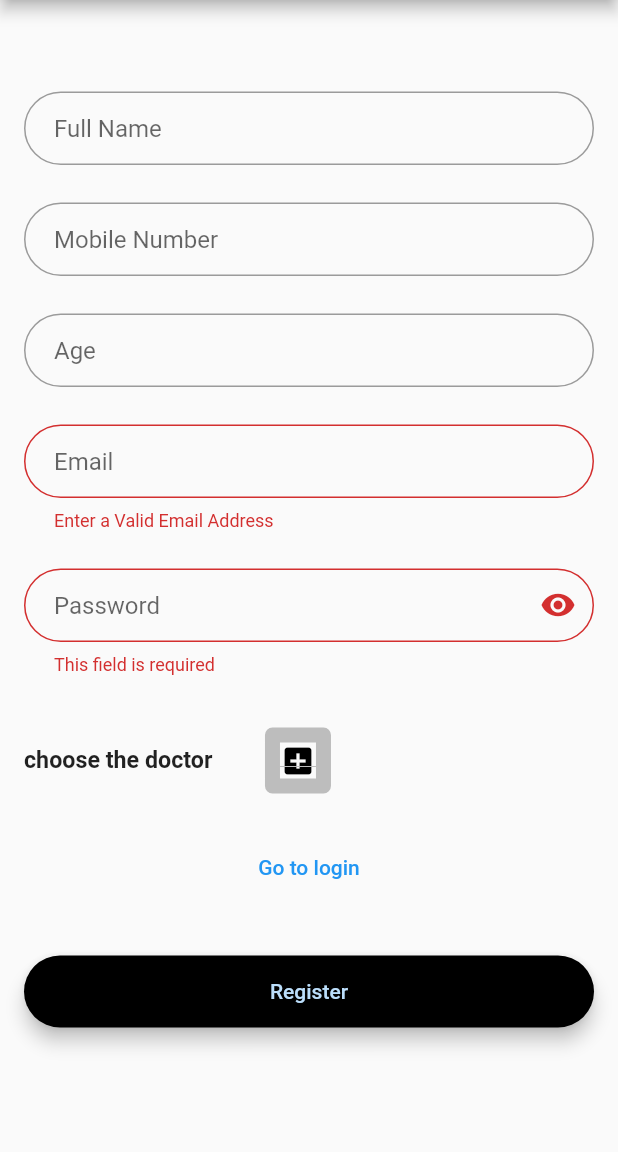
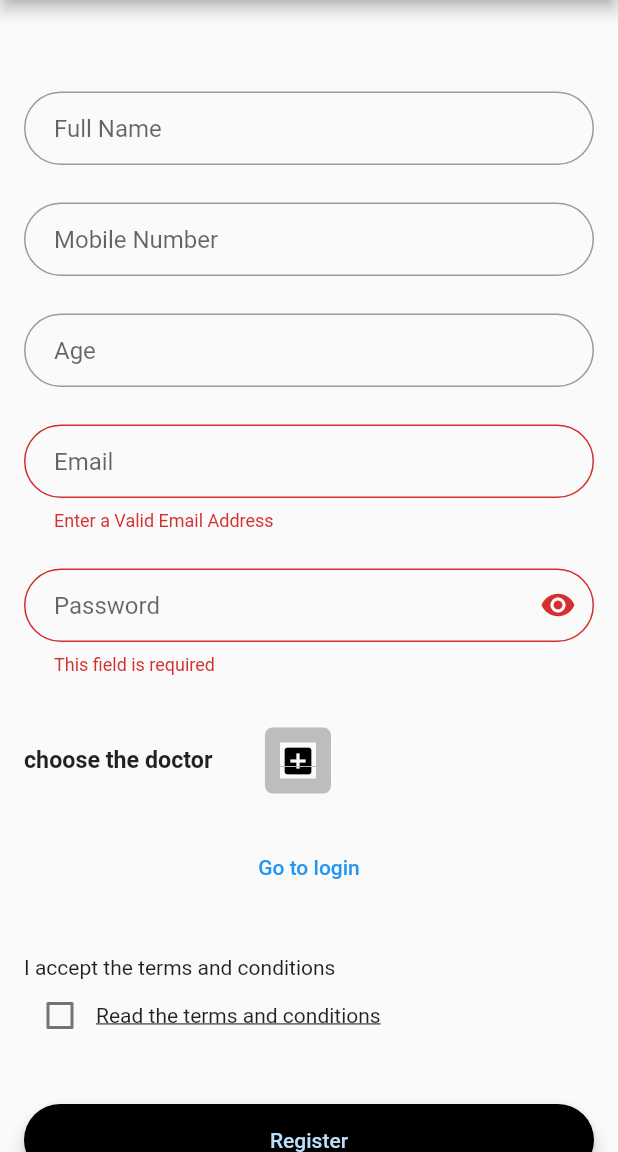
Before and after one commit to OmarMohammedFoad/firebase, a Flutter app: the Register screen opened directly, on a phone screen of 412 x 824 dp, the part 84-1236 px from its top. Run offline on Flutter 3.47's test engine with Material 2 defaults, Android fonts, the phone set to English and light mode, and no system bars; our stand-ins replace cloud_firestore, firebase_auth, firebase_core, firebase_storage, font_awesome_flutter, google_sign_in and 3 more; missing offline and left inert: dart:ffi, tflite; accounts and stored records are empty; Roboto replaces fonts that are missing (Georgia, Hind); project files that could hold a hidden picture were left out.

Commit message:
TermAndConditionAdded

```diff
--- a/lib/screens/Register.dart
+++ b/lib/screens/Register.dart
@@ -1,4 +1,5 @@
 import 'package:cloud_firestore/cloud_firestore.dart';
+import 'package:firebase/models/TermsAndConditionsDialog%5B1%5D.dart';
 import 'package:flutter/material.dart';
 
 import '../models/loginuser.dart';
@@ -23,6 +24,8 @@ class Register extends StatefulWidget {
 
 class _Register extends State<Register> {
   final AuthService _auth = AuthService();
+    bool? _isChecked = false;
+
 
   @override
   void initState() {
@@ -93,6 +96,39 @@ class _Register extends State<Register> {
           OutlineInputBorder(borderRadius: BorderRadius.circular(32.0))),
     );
 
+    final  Terms = Column(
+        crossAxisAlignment: CrossAxisAlignment.start,
+        children: [
+          Text("I accept the terms and conditions"),
+          Row(
+            children: [
+              Checkbox(
+          value: _isChecked,
+          onChanged: (newValue) {
+            setState(() {
+              _isChecked = newValue!;
+            });
+          },
+        ),
+        InkWell(
+          child:const  Text(
+            'Read the terms and conditions',
+            style: TextStyle(decoration: TextDecoration.underline),
+          ),
+
+        onTap: () {
+              showDialog(
+              context: context,
+              builder: (BuildContext context) => TermsAndConditionsDialog(
+
+              ),
+            );}
+        )
+
+            ],
+          )
+        ],
+    );
     final emailField = TextFormField(
         controller: _email,
         autofocus: false,
@@ -265,6 +301,8 @@ class _Register extends State<Register> {
                   const SizedBox(height: 25.0),
                   txtbutton,
                   const SizedBox(height: 35.0),
+                  Terms,
+                  const SizedBox(height: 35.0),
                   registerButton,
                   const SizedBox(height: 15.0),
 
```
Also changed, not shown: lib/models/TermsAndConditionsDialog[1].dart (added, +26 -0 lines), lib/screens/profile_screen.dart (+3 -4 lines), pubspec.lock.
